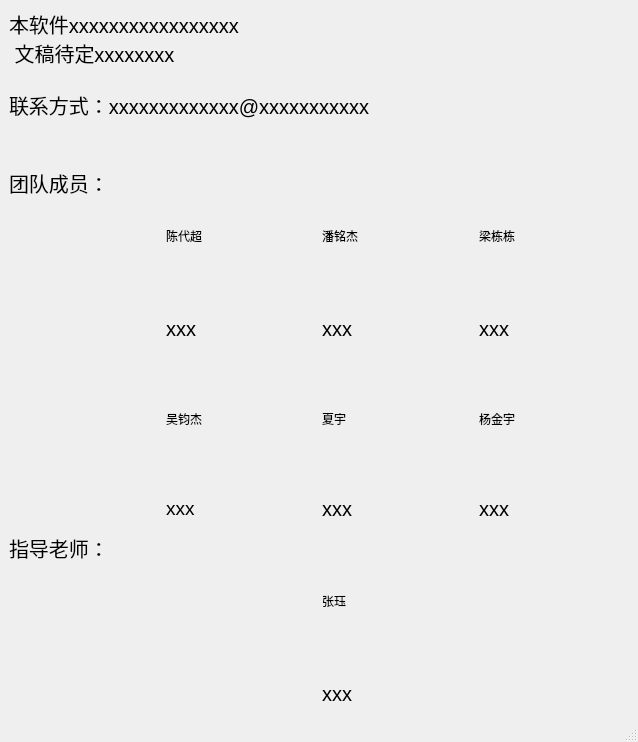
Above: assets/author.ui from pmj110119/hair_analysis before the change. Below: the same form after it.
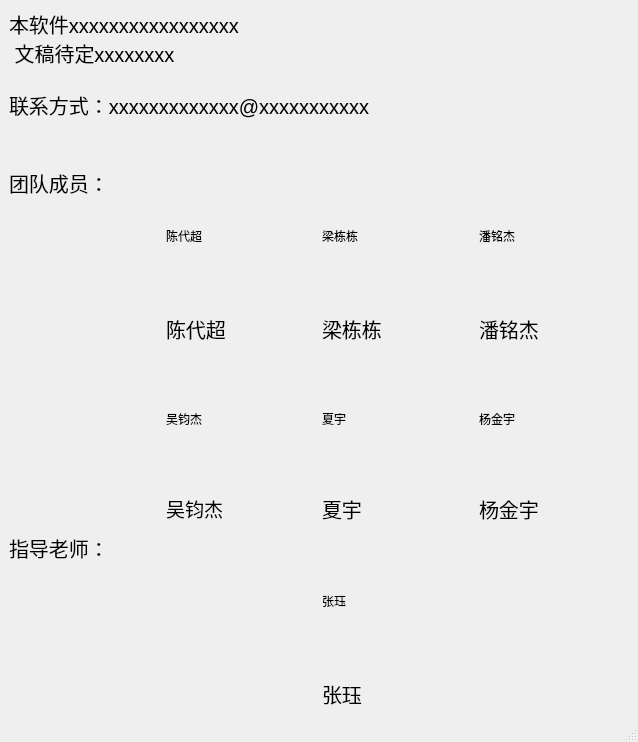
That is the form after the change.

What changed in the file:
```diff
--- a/assets/author.ui
+++ b/assets/author.ui
@@ -56,7 +56,7 @@
            </font>
           </property>
           <property name="text">
-           <string>xxx</string>
+           <string>陈代超</string>
           </property>
          </widget>
         </item>
@@ -75,7 +75,7 @@
            </font>
           </property>
           <property name="text">
-           <string>xxx</string>
+           <string>夏宇</string>
           </property>
          </widget>
         </item>
@@ -119,7 +119,7 @@
            </font>
           </property>
           <property name="text">
-           <string>xxx</string>
+           <string>梁栋栋</string>
           </property>
          </widget>
         </item>
@@ -131,7 +131,7 @@
            </font>
           </property>
           <property name="text">
-           <string>xxx</string>
+           <string>张珏</string>
           </property>
          </widget>
         </item>
@@ -150,7 +150,7 @@
            </font>
           </property>
           <property name="text">
-           <string>xxx</string>
+           <string>吴钧杰</string>
           </property>
          </widget>
         </item>
@@ -162,7 +162,7 @@
            </font>
           </property>
           <property name="text">
-           <string>xxx</string>
+           <string>杨金宇</string>
           </property>
          </widget>
         </item>
@@ -181,14 +181,14 @@
         <item row="2" column="4" rowspan="2">
          <widget class="QLabel" name="img3">
           <property name="text">
-           <string>梁栋栋</string>
+           <string>潘铭杰</string>
           </property>
          </widget>
         </item>
         <item row="2" column="3" rowspan="2">
          <widget class="QLabel" name="img2">
           <property name="text">
-           <string>潘铭杰</string>
+           <string>梁栋栋</string>
           </property>
          </widget>
         </item>
@@ -213,7 +213,7 @@
            </font>
           </property>
           <property name="text">
-           <string>xxx</string>
+           <string>潘铭杰</string>
           </property>
          </widget>
         </item>
```
